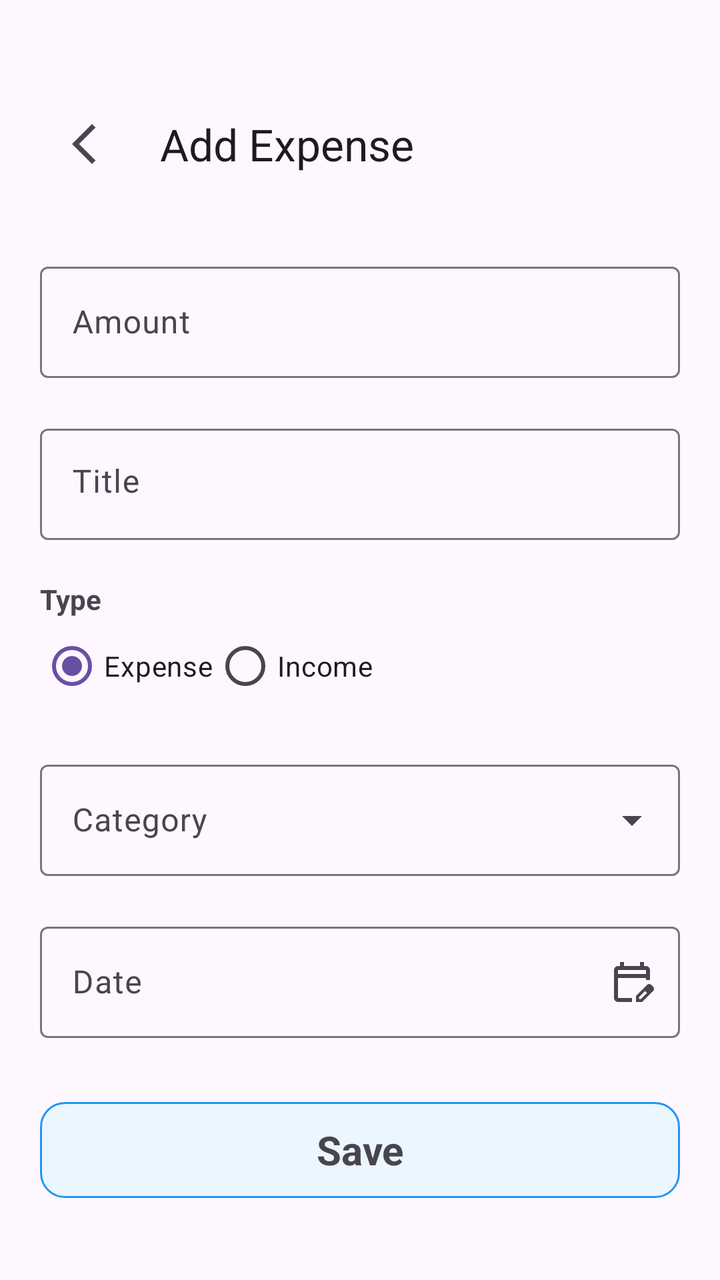
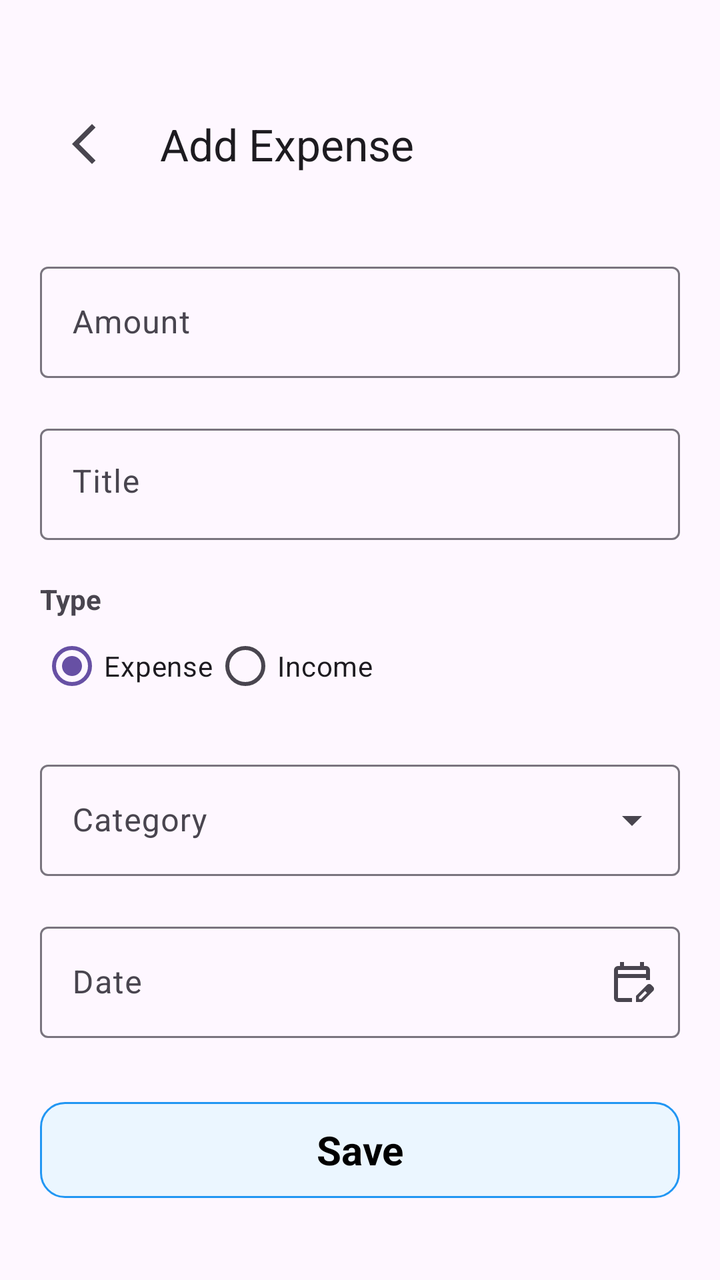

The first picture is an Android layout as it rendered before a commit; the second is the same layout after the commit. The layout source and the unified diff follow.
<!-- AndroidManifest.xml: application theme Theme.ExpenseTracker -->
<!-- res/layout/fragment_add_expense.xml -->
<?xml version="1.0" encoding="utf-8"?>
<ScrollView xmlns:android="http://schemas.android.com/apk/res/android"
    xmlns:app="http://schemas.android.com/apk/res-auto"
    android:layout_width="match_parent"
    android:layout_height="match_parent"
    android:fillViewport="true">

    <LinearLayout
        android:layout_width="match_parent"
        android:layout_height="wrap_content"
        android:orientation="vertical"
        android:padding="20dp">

        <com.google.android.material.appbar.MaterialToolbar
            android:id="@+id/toolbar"
            android:layout_width="match_parent"
            android:layout_height="?attr/actionBarSize"
            android:layout_marginTop="20dp"
            app:navigationIcon="@drawable/ic_arrow_back"
            app:title="Add Expense" />


        <com.google.android.material.textfield.TextInputLayout
            android:id="@+id/tilAmount"
            android:layout_width="match_parent"
            android:layout_height="wrap_content"
            android:layout_marginTop="24dp"
            android:hint="Amount">

            <com.google.android.material.textfield.TextInputEditText
                android:id="@+id/etAmount"
                android:layout_width="match_parent"
                android:layout_height="wrap_content"
                android:inputType="numberDecimal" />

        </com.google.android.material.textfield.TextInputLayout>

        <com.google.android.material.textfield.TextInputLayout
            android:id="@+id/tilTitle"
            android:layout_width="match_parent"
            android:layout_height="wrap_content"
            android:layout_marginTop="20dp"
            android:hint="Title">

            <com.google.android.material.textfield.TextInputEditText
                android:id="@+id/etTitle"
                android:layout_width="match_parent"
                android:layout_height="wrap_content"
                android:gravity="top|start"
                android:inputType="textMultiLine"
                android:maxLines="1" />

        </com.google.android.material.textfield.TextInputLayout>

        <TextView
            android:layout_width="wrap_content"
            android:layout_height="wrap_content"
            android:layout_marginTop="20dp"
            android:text="Type"
            android:textStyle="bold" />

        <RadioGroup
            android:id="@+id/rgType"
            android:layout_width="wrap_content"
            android:layout_height="wrap_content"
            android:orientation="horizontal">

            <RadioButton
                android:id="@+id/rbExpense"
                android:layout_width="wrap_content"
                android:layout_height="wrap_content"
                android:checked="true"
                android:text="Expense" />

            <RadioButton
                android:id="@+id/rbIncome"
                android:layout_width="wrap_content"
                android:layout_height="wrap_content"
                android:text="Income" />

        </RadioGroup>

        <com.google.android.material.textfield.TextInputLayout
            android:id="@+id/tilCategory"
            style="@style/Widget.Material3.TextInputLayout.OutlinedBox.ExposedDropdownMenu"
            android:layout_width="match_parent"
            android:layout_height="wrap_content"
            android:layout_marginTop="20dp"
            android:hint="Category">

            <AutoCompleteTextView
                android:id="@+id/actCategory"
                android:layout_width="match_parent"
                android:layout_height="wrap_content"
                android:inputType="none" />

        </com.google.android.material.textfield.TextInputLayout>

        <com.google.android.material.textfield.TextInputLayout
            android:id="@+id/tilDate"
            android:layout_width="match_parent"
            android:layout_height="wrap_content"
            android:layout_marginTop="20dp"
            android:hint="Date"
            app:endIconDrawable="@drawable/ic_calendar"
            app:endIconMode="custom">

            <com.google.android.material.textfield.TextInputEditText
                android:id="@+id/etDate"
                android:layout_width="match_parent"
                android:layout_height="wrap_content"
                android:clickable="true"
                android:focusable="false" />

        </com.google.android.material.textfield.TextInputLayout>

        <FrameLayout
            android:id="@+id/btnSave"
            android:layout_width="match_parent"
            android:layout_height="48dp"
            android:layout_marginTop="32dp"
            android:background="@drawable/bg_button_ripple">

            <TextView
                android:layout_width="match_parent"
                android:layout_height="match_parent"
                android:gravity="center"
                android:text="Save"
                android:textSize="20sp"
                android:textStyle="bold" />
        </FrameLayout>

    </LinearLayout>

</ScrollView>
<!-- resources referenced by this layout -->
<resources>
  <!-- drawable bg_button_ripple (drawable) -->
  <?xml version="1.0" encoding="utf-8"?>
  <ripple xmlns:android="http://schemas.android.com/apk/res/android"
      android:color="#55000000">
  
      <item>
          <shape android:shape="rectangle">
              <solid android:color="#EBF6FF" />
              <corners android:radius="12dp" />
              <stroke android:width="1dp" android:color="#2196F3"/>
          </shape>
      </item>
  
  </ripple>
  <!-- drawable ic_arrow_back (drawable) -->
  <vector xmlns:android="http://schemas.android.com/apk/res/android" android:width="24dp" android:height="24dp" android:viewportWidth="960" android:viewportHeight="960" android:tint="?attr/colorControlNormal" android:autoMirrored="true">
      <path android:fillColor="@android:color/white" android:pathData="M400,880L0,480L400,80L471,151L142,480L471,809L400,880Z"/>
  </vector>
  <!-- drawable ic_calendar (drawable) -->
  <vector xmlns:android="http://schemas.android.com/apk/res/android" android:width="24dp" android:height="24dp" android:viewportWidth="960" android:viewportHeight="960" android:tint="?attr/colorControlNormal">
      <path android:fillColor="@android:color/white" android:pathData="M200,880Q167,880 143.5,856.5Q120,833 120,800L120,240Q120,207 143.5,183.5Q167,160 200,160L240,160L240,80L320,80L320,160L640,160L640,80L720,80L720,160L760,160Q793,160 816.5,183.5Q840,207 840,240L840,440L760,440L760,400L200,400L200,800Q200,800 200,800Q200,800 200,800L480,800L480,880L200,880ZM200,320L760,320L760,240Q760,240 760,240Q760,240 760,240L200,240Q200,240 200,240Q200,240 200,240L200,320ZM200,320L200,240Q200,240 200,240Q200,240 200,240L200,240Q200,240 200,240Q200,240 200,240L200,320ZM560,880L560,757L781,537Q790,528 801,524Q812,520 823,520Q835,520 846,524.5Q857,529 866,538L903,575Q911,584 915.5,595Q920,606 920,617Q920,628 916,639.5Q912,651 903,660L683,880L560,880ZM860,617L860,617L823,580L823,580L860,617ZM620,820L658,820L779,698L761,679L742,661L620,782L620,820ZM761,679L742,661L742,661L779,698L779,698L761,679Z"/>
  </vector>
  <style name="Theme.ExpenseTracker" parent="Base.Theme.ExpenseTracker" />
  <style name="Base.Theme.ExpenseTracker" parent="Theme.Material3.DayNight.NoActionBar">
          
          
      </style>
</resources>

<!-- the commit's change to res/layout/fragment_add_expense.xml (unified diff, before → after) -->
@@ -127,7 +127,8 @@
                 android:gravity="center"
                 android:text="Save"
                 android:textSize="20sp"
-                android:textStyle="bold" />
+                android:textStyle="bold"
+                android:textColor="@color/black"/>
         </FrameLayout>
 
     </LinearLayout>
<!-- resource entries referenced after the edit -->
@@ -1,5 +1,6 @@
 <!-- resources referenced by this layout -->
 <resources>
+  <color name="black">#FF000000</color>
   <!-- drawable bg_button_ripple (drawable) -->
   <?xml version="1.0" encoding="utf-8"?>
   <ripple xmlns:android="http://schemas.android.com/apk/res/android"
